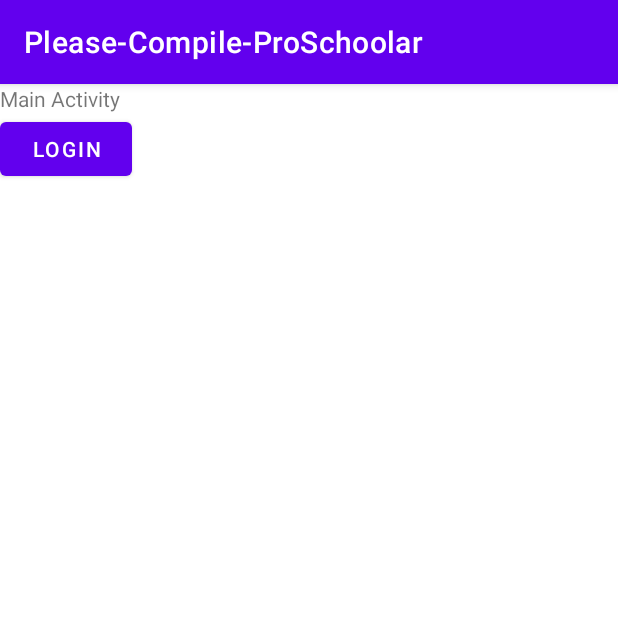
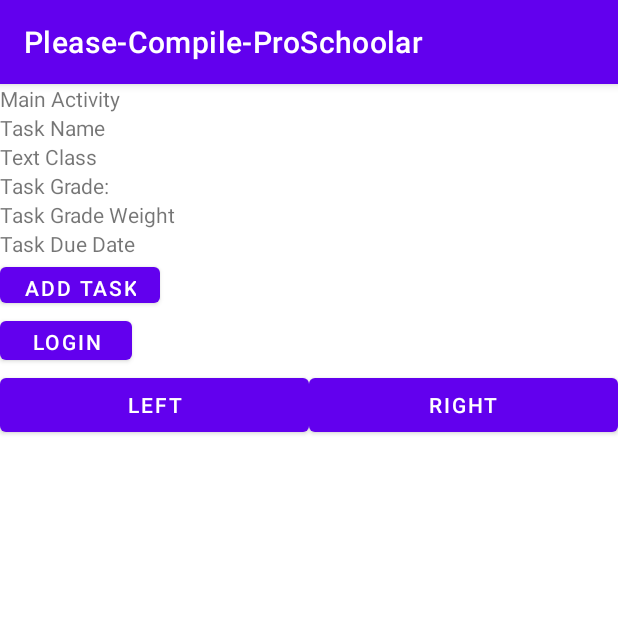
Before and after one commit to DROFEL/Please_Compile_ProSchoolar, an Android app: the screen it shows after launch (MainActivity), on a phone screen of 412 x 824 dp, the top half of it. Run offline under Robolectric (Android 15) with nearby library versions, the phone set to English and light mode, and no system bars.

```diff
--- a/app/src/main/java/com/example/please_compile_proschoolar/LoginActivity.java
+++ b/app/src/main/java/com/example/please_compile_proschoolar/LoginActivity.java
@@ -28,14 +28,9 @@ public class LoginActivity extends AppCompatActivity {
         setContentView(R.layout.activity_login);
 
         btnSignup = (Button) findViewById(R.id.btnRegister);
-        btnSignup.setOnClickListener(new View.OnClickListener() {
-            @Override
-            public void onClick(View view) {
-                gotoSignupScreen();
-            }
-        });
+
     }
-    public void gotoSignupScreen() {
+    public void gotoSignupScreen(View view) {
         Intent intent = new Intent(this, SignupActivity.class);
         startActivity(intent);
     }
--- a/app/src/main/java/com/example/please_compile_proschoolar/MainActivity.java
+++ b/app/src/main/java/com/example/please_compile_proschoolar/MainActivity.java
@@ -6,30 +6,35 @@ import android.content.Intent;
 import android.os.Bundle;
 import android.view.View;
 import android.widget.Button;
+import android.widget.TextView;
+
 import java.util.ArrayList;
 
-public class MainActivity extends AppCompatActivity {
+public class  MainActivity extends AppCompatActivity {
     private Student currentStudent;
     private Button btnMainLogin;
+    private  Button btnAddTask;
+    private TextView title;
+
     @Override
     protected void onCreate(Bundle savedInstanceState) {
         super.onCreate(savedInstanceState);
         setContentView(R.layout.activity_main);
 
         btnMainLogin = (Button) findViewById(R.id.btnMainLogin);
+        btnAddTask = (Button) findViewById(R.id.btnMainLogin);
+        title = (TextView) findViewById(R.id.txvMainTitle);
 
-        btnMainLogin.setOnClickListener(new View.OnClickListener() {
-            @Override
-            public void onClick(View view) {
-                gotoLoginScreen();
-            }
-        });
+
 
 
     }
-    public void gotoLoginScreen() {
+    public void gotoLoginScreen(View view) {
         Intent intent = new Intent(this, LoginActivity.class);
         startActivity(intent);
+    }
+    public void addTaskClicked(View view){
+        title.setText("Add task");
     }
 
 
--- a/app/src/main/java/com/example/please_compile_proschoolar/SignupActivity.java
+++ b/app/src/main/java/com/example/please_compile_proschoolar/SignupActivity.java
@@ -26,23 +26,25 @@ public class SignupActivity extends AppCompatActivity {
 
 
         registerNameInput = (EditText) findViewById(R.id.etxtUsername);
-        registerNameInput = (EditText) findViewById(R.id.etxtPassword);
+        registerPassInput = (EditText) findViewById(R.id.etxtPassword);
         output = (TextView) findViewById(R.id.txtvOutput);
 
         btnRegister = (Button) findViewById(R.id.btnRegister);
-        btnRegister.setOnClickListener(new View.OnClickListener() {
-            @Override
-            public void onClick(View view) {
-                registerName = registerNameInput.getText().toString();
-                registerPass = registerPassInput.getText().toString();
-                Student registeringStudent =  makeStudent(registerName,registerPass);
-                output.setText(registeringStudent.getUsername());
-
-            }
-        });
 
     }
+    public void registerUser(View view){
+        registerName = registerNameInput.getText().toString();
+        registerPass = registerPassInput.getText().toString();
+        Student registeringStudent =  makeStudent(registerName,registerPass);
+
+        //check if the name and password are proper (greater than x len, not empty)
+        //add student to login
+        //make a popup saying user registered
+        //send back to login.
+    }
+
     public Student makeStudent(String name, String pass){
+        output.setText(name+ " " + pass);
         return new Student(name,pass);
     }
 }
--- a/app/src/main/res/layout/activity_login.xml
+++ b/app/src/main/res/layout/activity_login.xml
@@ -47,7 +47,7 @@
             android:id="@+id/btnRegister"
             android:layout_width="match_parent"
             android:layout_height="wrap_content"
-            android:onClick="onClick"
+            android:onClick="gotoSignupScreen"
             android:text="Signup" />
 
     </LinearLayout>
--- a/app/src/main/res/layout/activity_main.xml
+++ b/app/src/main/res/layout/activity_main.xml
@@ -12,15 +12,75 @@
         android:orientation="vertical">
 
         <TextView
+            android:id="@+id/txvMainTitle"
             android:layout_width="wrap_content"
             android:layout_height="wrap_content"
             android:text="Main Activity" />
 
+        <TextView
+            android:id="@+id/txvTaskName"
+            android:layout_width="match_parent"
+            android:layout_height="wrap_content"
+            android:text="Task Name" />
+
+        <TextView
+            android:id="@+id/txvTaskClass"
+            android:layout_width="match_parent"
+            android:layout_height="wrap_content"
+            android:text="Text Class" />
+
+        <TextView
+            android:id="@+id/txvTaskGradePercent"
+            android:layout_width="match_parent"
+            android:layout_height="wrap_content"
+            android:text="Task Grade:" />
+
+        <TextView
+            android:id="@+id/txvTaskGradeWeight"
+            android:layout_width="match_parent"
+            android:layout_height="wrap_content"
+            android:text="Task Grade Weight" />
+
+        <TextView
+            android:id="@+id/txvTaskDueDate"
+            android:layout_width="match_parent"
+            android:layout_height="wrap_content"
+            android:text="Task Due Date " />
+
+        <Button
+            android:id="@+id/button3"
+            android:layout_width="wrap_content"
+            android:layout_height="36dp"
+            android:onClick="addTaskClicked"
+            android:text="Add Task" />
+
         <Button
             android:id="@+id/btnMainLogin"
             android:layout_width="wrap_content"
-            android:layout_height="wrap_content"
+            android:layout_height="38dp"
+            android:onClick="gotoLoginScreen"
             android:text="Login" />
+
+        <LinearLayout
+            android:layout_width="match_parent"
+            android:layout_height="match_parent"
+            android:orientation="horizontal">
+
+            <Button
+                android:id="@+id/btnLeft"
+                android:layout_width="wrap_content"
+                android:layout_height="wrap_content"
+                android:layout_weight="1"
+                android:text="left" />
+
+            <Button
+                android:id="@+id/btnRight"
+                android:layout_width="wrap_content"
+                android:layout_height="wrap_content"
+                android:layout_weight="1"
+                android:text="right" />
+
+        </LinearLayout>
 
     </LinearLayout>
 
--- a/app/src/main/res/layout/activity_signup.xml
+++ b/app/src/main/res/layout/activity_signup.xml
@@ -37,7 +37,7 @@
                 android:id="@+id/btnRegister"
                 android:layout_width="match_parent"
                 android:layout_height="wrap_content"
-                android:onClick="onClick"
+                android:onClick="registerUser"
                 android:text="Register" />
 
             <TextView
```
Also changed, not shown: 1 other file.
